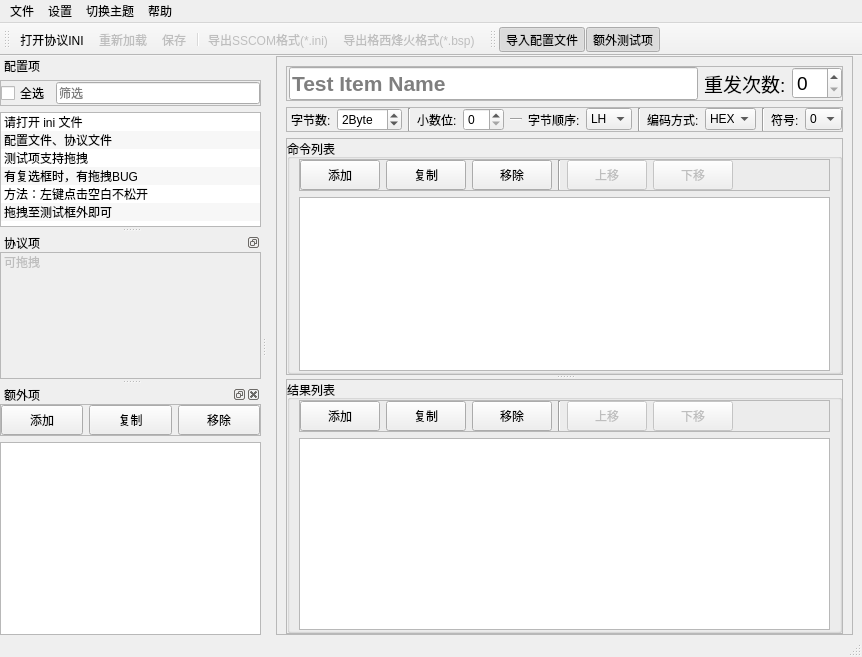
This is mainwindow.ui in m-RNA/labview-ini-editor as Qt 5 draws it before an edit. The edited form follows.
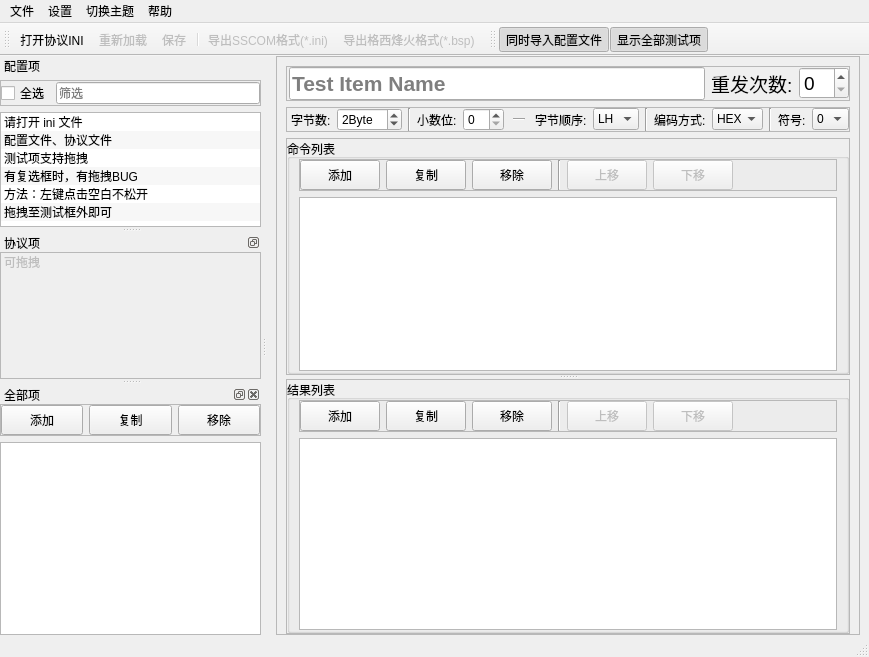
This is the edited form. Custom widgets are drawn as their Qt base class.

Commit message: Change: 调整界面，显示全部测试项逻辑，重命名变量

What changed in the file:
```diff
--- a/mainwindow.ui
+++ b/mainwindow.ui
@@ -6,7 +6,7 @@
    <rect>
     <x>0</x>
     <y>0</y>
-    <width>850</width>
+    <width>869</width>
     <height>657</height>
    </rect>
   </property>
@@ -924,7 +924,7 @@
     <rect>
      <x>0</x>
      <y>0</y>
-     <width>850</width>
+     <width>869</width>
      <height>23</height>
     </rect>
    </property>
@@ -956,7 +956,7 @@
     <property name="title">
      <string>设置</string>
     </property>
-    <addaction name="actSownExtTestItem"/>
+    <addaction name="actSownAllTestItem"/>
     <addaction name="separator"/>
     <addaction name="actNeedConfigFile"/>
    </widget>
@@ -1183,7 +1183,7 @@
     </layout>
    </widget>
   </widget>
-  <widget class="QDockWidget" name="dwlTestItemExtra">
+  <widget class="QDockWidget" name="dwlTestItemAll">
    <property name="minimumSize">
     <size>
      <width>261</width>
@@ -1197,7 +1197,7 @@
     <set>QDockWidget::AllDockWidgetFeatures</set>
    </property>
    <property name="windowTitle">
-    <string>额外项</string>
+    <string>全部项</string>
    </property>
    <attribute name="dockWidgetArea">
     <number>1</number>
@@ -1222,7 +1222,7 @@
         <bool>true</bool>
        </property>
        <property name="toolTip">
-        <string>协议文件：未使用的测试项</string>
+        <string>&lt;html&gt;&lt;head/&gt;&lt;body&gt;&lt;p&gt;&lt;span style=&quot; font-size:10pt; font-weight:600; font-style:italic; text-decoration: underline;&quot;&gt;测试项&lt;/span&gt;&lt;span style=&quot; font-size:10pt;&quot;&gt;：直接使用&lt;/span&gt;&lt;/p&gt;&lt;p&gt;&lt;span style=&quot; font-size:10pt; font-weight:600; text-decoration: underline;&quot;&gt;测试项&lt;/span&gt;&lt;span style=&quot; font-size:10pt;&quot;&gt;：间接使用&lt;/span&gt;&lt;/p&gt;&lt;p&gt;&lt;span style=&quot; font-size:10pt;&quot;&gt;测试项：没有使用&lt;/span&gt;&lt;/p&gt;&lt;/body&gt;&lt;/html&gt;</string>
        </property>
        <property name="editTriggers">
         <set>QAbstractItemView::NoEditTriggers</set>
@@ -1345,7 +1345,7 @@
     <bool>false</bool>
    </attribute>
    <addaction name="actNeedConfigFile"/>
-   <addaction name="actSownExtTestItem"/>
+   <addaction name="actSownAllTestItem"/>
   </widget>
   <action name="actOpenIni">
    <property name="text">
@@ -1461,7 +1461,7 @@
     <string>移除指令</string>
    </property>
   </action>
-  <action name="actSownExtTestItem">
+  <action name="actSownAllTestItem">
    <property name="checkable">
     <bool>true</bool>
    </property>
@@ -1469,7 +1469,7 @@
     <bool>true</bool>
    </property>
    <property name="text">
-    <string>额外测试项</string>
+    <string>显示全部测试项</string>
    </property>
   </action>
   <action name="actAbout">
@@ -1501,7 +1501,7 @@
     <bool>true</bool>
    </property>
    <property name="text">
-    <string>导入配置文件</string>
+    <string>同时导入配置文件</string>
    </property>
   </action>
   <action name="actTestItemCopy">
```
The commit also changes 2 other files.
